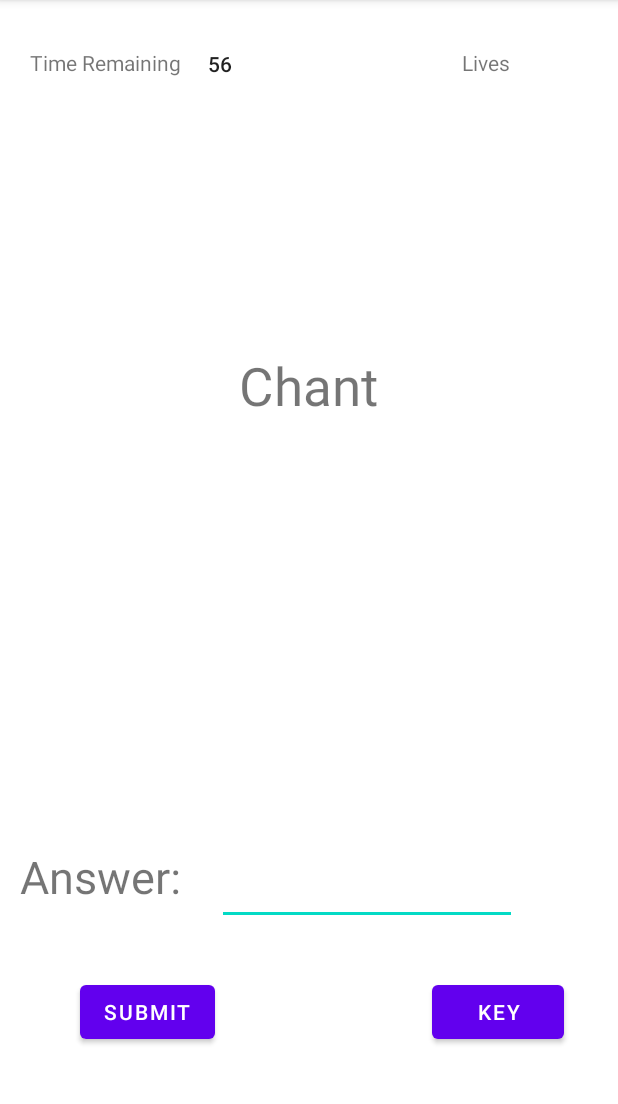
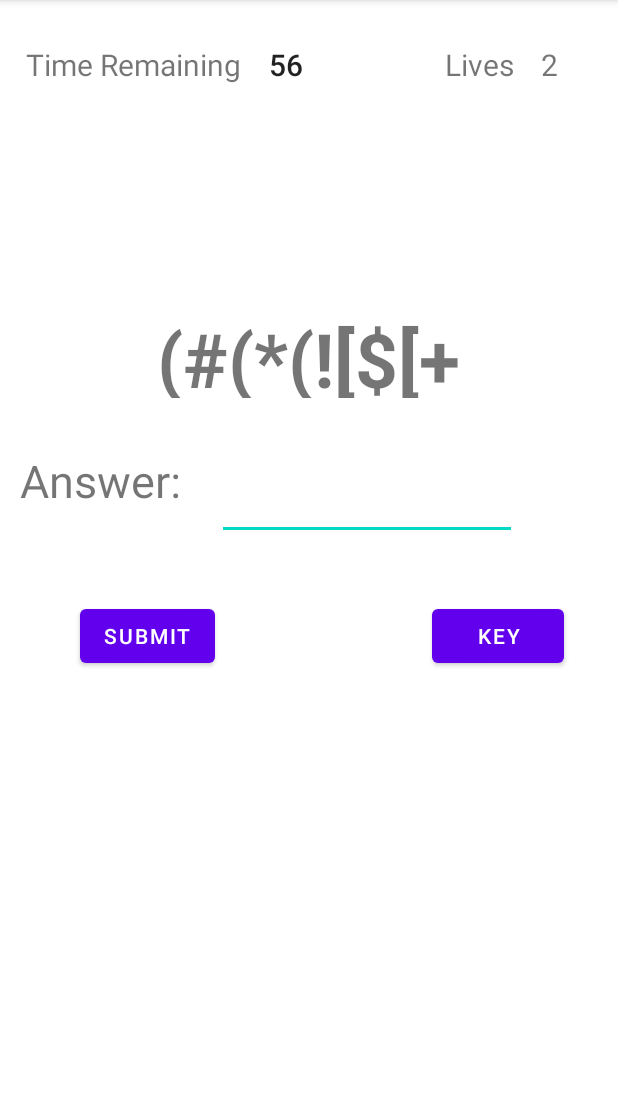
Before and after one commit to Preacho/Hackathon-Feb-18th-2023, an Android app: the activity_play screen opened directly, with no data from a screen before it, after a tap on "SUBMIT", on a phone screen of 412 x 824 dp, the part 84-1188 px from its top. Run offline under Robolectric (Android 15) with nearby library versions, the light colour scheme and no system bars.

Commit message:
life counter implemented, words generate after getting correct answer

```diff
--- a/app/src/main/java/com/example/lostintranslation/activity_play.java
+++ b/app/src/main/java/com/example/lostintranslation/activity_play.java
@@ -9,9 +9,12 @@ import android.os.CountDownTimer;
 import android.widget.Button;
 import android.widget.EditText;
 import android.widget.TextView;
+import android.widget.Toast;
 
 import com.example.lostintranslation.model.GamePlay;
 import com.example.lostintranslation.model.Word;
+
+import java.util.Locale;
 
 public class activity_play extends AppCompatActivity {
     ActionBar ab;
@@ -20,8 +23,11 @@ public class activity_play extends AppCompatActivity {
     private boolean timerrunning;
     private TextView timer;
     private EditText answer;
+    private TextView lives;
     private Button submit;
     private GamePlay game;
+
+    private String originalWord;
 
     @Override
     protected void onCreate(Bundle savedInstanceState) {
@@ -40,6 +46,10 @@ public class activity_play extends AppCompatActivity {
         getWord();
         key.setOnClickListener(v-> openKey());
         submit.setOnClickListener(v->checkAnswer());
+
+        lives = findViewById(R.id.Life_Counter);
+        lives.setText(String.valueOf(game.getAttempts()));
+
         timer = (TextView) findViewById(R.id.TimeCounter);
         Timer();
     }
@@ -47,14 +57,39 @@ public class activity_play extends AppCompatActivity {
     private void getWord() {
         Word word = new Word();
         System.out.println(word.getOriginal_word());
-        word.getTransformed_word();
+        originalWord = word.getOriginal_word();
         TextView mystery = findViewById(R.id.tv_cipher);
-        mystery.setText(word.getOriginal_word());
+        mystery.setText(word.getTransformed_word());
     }
 
     private void checkAnswer() {
         EditText answer = findViewById(R.id.et_answer);
+        String response = answer.getText().toString().toLowerCase(Locale.ROOT);
+        if(response.equals(originalWord.toLowerCase(Locale.ROOT))){
+            answer.setText("");
+            game.addScore();
+            Toast.makeText(this,"Score: "+game.getScore(), Toast.LENGTH_SHORT).show();
+            nextWord();
+        }else{
+            Toast.makeText(this,"incorrect "+originalWord, Toast.LENGTH_SHORT).show();
+            game.reduceAttempts();
+
+            if(game.getAttempts() < 0){
+
+                Toast.makeText(this,"Game Over!",Toast.LENGTH_SHORT).show();
+                finish();
+            }else{
+                lives.setText(String.valueOf(game.getAttempts()));
+            }
+
+
+        }
         System.out.println(answer.getText().toString());
+
+    }
+
+    private void nextWord() {
+        getWord();
     }
 
     private void openKey() {
@@ -77,6 +112,7 @@ public class activity_play extends AppCompatActivity {
 
             @Override
             public void onFinish() {
+                Toast.makeText(activity_play.this,"Game Over!",Toast.LENGTH_SHORT).show();
                 finish();
             }
         }.start();
--- a/app/src/main/java/com/example/lostintranslation/model/GamePlay.java
+++ b/app/src/main/java/com/example/lostintranslation/model/GamePlay.java
@@ -4,7 +4,13 @@ public class GamePlay {
 
     String selectedWord;
     int difficulty;
+
+
+
     int score;
+
+
+
     int attempts;
 
     public GamePlay(){
@@ -21,6 +27,14 @@ public class GamePlay {
         attempts = attempts - 1;
     }
 
+    public int getScore() {
+        return score;
+    }
+
+    public int getAttempts() {
+        return attempts;
+    }
+
     public void setTranscribedWord(){
         Word word = new Word();
         selectedWord = word.transformed_word;
--- a/app/src/main/java/com/example/lostintranslation/model/Word.java
+++ b/app/src/main/java/com/example/lostintranslation/model/Word.java
@@ -1,4 +1,5 @@
 package com.example.lostintranslation.model;
+import java.util.Locale;
 import java.util.Random;
 
 public class Word {
@@ -8,22 +9,9 @@ public class Word {
 
 
 
-    String transformed_word;
+    String transformed_word = "";
 
-    public String getOriginal_word() {
-        return original_word;
-    }
 
-    public void getTransformed_word() {
-        // Translates word
-        for(int i = 0; i < original_word.length(); i++){
-            int ascii = original_word.charAt(i)-65;
-            System.out.println(ascii);
-            transformed_word += symbols[ascii];
-            System.out.println(transformed_word);
-        }
-        //return transformed_word;
-    }
 
 
 
@@ -44,6 +32,21 @@ public class Word {
     String[] symbols = {"(!","(@","(#","($","(%","(^","(&","(*","(-","(+",
                         "[!","[@","[#","[$","[%","[^","[&","[*","[-","[+",
                         "{!","{@","{#","{$","{%","{^","{&","{*","{-","{+"};
+
+
+    public String getOriginal_word() {
+        return original_word;
+    }
+
+    public String getTransformed_word() {
+        // Translates word
+        original_word = original_word.toLowerCase(Locale.ROOT);
+        for(int i = 0; i < original_word.length(); i++){
+            int ascii = original_word.charAt(i)-97;
+            transformed_word = transformed_word+symbols[ascii];
+        }
+        return transformed_word;
+    }
 
     GamePlay select = new GamePlay();
     int current_difficulty = select.difficulty;
--- a/app/src/main/res/layout/activity_play.xml
+++ b/app/src/main/res/layout/activity_play.xml
@@ -10,102 +10,105 @@
         android:id="@+id/et_answer"
         android:layout_width="200dp"
         android:layout_height="60dp"
+        android:layout_marginTop="300dp"
         android:text=""
         android:textSize="30sp"
-        app:layout_constraintBottom_toBottomOf="parent"
         app:layout_constraintEnd_toEndOf="parent"
         app:layout_constraintHorizontal_bias="0.682"
         app:layout_constraintStart_toStartOf="parent"
-        app:layout_constraintTop_toTopOf="parent"
-        app:layout_constraintVertical_bias="0.786" />
+        app:layout_constraintTop_toTopOf="parent" />
 
     <TextView
         android:id="@+id/tv_answer_text"
         android:layout_width="wrap_content"
         android:layout_height="wrap_content"
+        android:layout_marginTop="300dp"
         android:text="Answer:"
         android:textSize="30sp"
-        app:layout_constraintBottom_toBottomOf="parent"
         app:layout_constraintEnd_toEndOf="parent"
         app:layout_constraintHorizontal_bias="0.043"
         app:layout_constraintStart_toStartOf="parent"
-        app:layout_constraintTop_toTopOf="parent"
-        app:layout_constraintVertical_bias="0.775" />
+        app:layout_constraintTop_toTopOf="parent" />
 
     <TextView
         android:id="@+id/tv_cipher"
         android:layout_width="300dp"
         android:layout_height="60dp"
         android:text="TextView"
+        android:textStyle="bold"
         android:textAlignment="center"
-        android:textSize="35sp"
+        android:textSize="50sp"
         app:layout_constraintBottom_toBottomOf="parent"
         app:layout_constraintEnd_toEndOf="parent"
         app:layout_constraintHorizontal_bias="0.495"
         app:layout_constraintStart_toStartOf="parent"
         app:layout_constraintTop_toTopOf="parent"
-        app:layout_constraintVertical_bias="0.33" />
+        app:layout_constraintVertical_bias="0.29000002" />
 
     <Button
         android:id="@+id/bt_submit"
         android:layout_width="wrap_content"
         android:layout_height="wrap_content"
+        android:layout_marginTop="400dp"
         android:text="Submit"
-        app:layout_constraintBottom_toBottomOf="parent"
         app:layout_constraintEnd_toEndOf="parent"
         app:layout_constraintHorizontal_bias="0.165"
         app:layout_constraintStart_toStartOf="parent"
-        app:layout_constraintTop_toTopOf="parent"
-        app:layout_constraintVertical_bias="0.904" />
+        app:layout_constraintTop_toTopOf="parent" />
 
     <Button
         android:id="@+id/bt_viewKey"
         android:layout_width="wrap_content"
         android:layout_height="wrap_content"
+        android:layout_marginTop="400dp"
         android:text="Key"
-        app:layout_constraintBottom_toBottomOf="parent"
         app:layout_constraintEnd_toEndOf="parent"
         app:layout_constraintHorizontal_bias="0.888"
         app:layout_constraintStart_toStartOf="parent"
-        app:layout_constraintTop_toTopOf="parent"
-        app:layout_constraintVertical_bias="0.904" />
+        app:layout_constraintTop_toTopOf="parent" />
 
     <TextView
         android:id="@+id/TimeRemaining"
         android:layout_width="wrap_content"
         android:layout_height="wrap_content"
-        android:layout_marginTop="32dp"
         android:text="Time Remaining"
+        android:textSize="20sp"
+        app:layout_constraintBottom_toBottomOf="parent"
         app:layout_constraintEnd_toEndOf="parent"
         app:layout_constraintHorizontal_bias="0.064"
         app:layout_constraintStart_toStartOf="parent"
-        app:layout_constraintTop_toTopOf="parent" />
+        app:layout_constraintTop_toTopOf="parent"
+        app:layout_constraintVertical_bias="0.04" />
 
     <TextView
         android:id="@+id/TimeCounter"
         android:layout_width="wrap_content"
         android:layout_height="wrap_content"
         android:textAppearance="@style/TextAppearance.AppCompat.Body2"
+        android:textSize="20sp"
         app:layout_constraintBottom_toBottomOf="parent"
         app:layout_constraintEnd_toEndOf="parent"
-        app:layout_constraintHorizontal_bias="0.35"
+        app:layout_constraintHorizontal_bias="0.46"
         app:layout_constraintStart_toStartOf="parent"
         app:layout_constraintTop_toTopOf="parent"
-        app:layout_constraintVertical_bias="0.044" />
+        app:layout_constraintVertical_bias="0.04" />
 
     <TextView
         android:id="@+id/Lives"
         android:layout_width="wrap_content"
         android:layout_height="wrap_content"
-        android:layout_marginTop="32dp"
         android:text="Lives"
+        android:textSize="20sp"
+        app:layout_constraintBottom_toBottomOf="parent"
         app:layout_constraintEnd_toEndOf="parent"
         app:layout_constraintHorizontal_bias="0.81"
         app:layout_constraintStart_toStartOf="parent"
-        app:layout_constraintTop_toTopOf="parent" />
+        app:layout_constraintTop_toTopOf="parent"
+        app:layout_constraintVertical_bias="0.04" />
 
     <TextView
         android:id="@+id/Life_Counter"
+        android:textSize="20sp"
         android:layout_width="wrap_content"
         android:layout_height="wrap_content"
         app:layout_constraintBottom_toBottomOf="parent"
@@ -113,7 +116,7 @@
         app:layout_constraintHorizontal_bias="0.307"
         app:layout_constraintStart_toEndOf="@+id/Lives"
         app:layout_constraintTop_toTopOf="parent"
-        app:layout_constraintVertical_bias="0.044" />
+        app:layout_constraintVertical_bias="0.04" />
 
 
 </androidx.constraintlayout.widget.ConstraintLayout>
```
